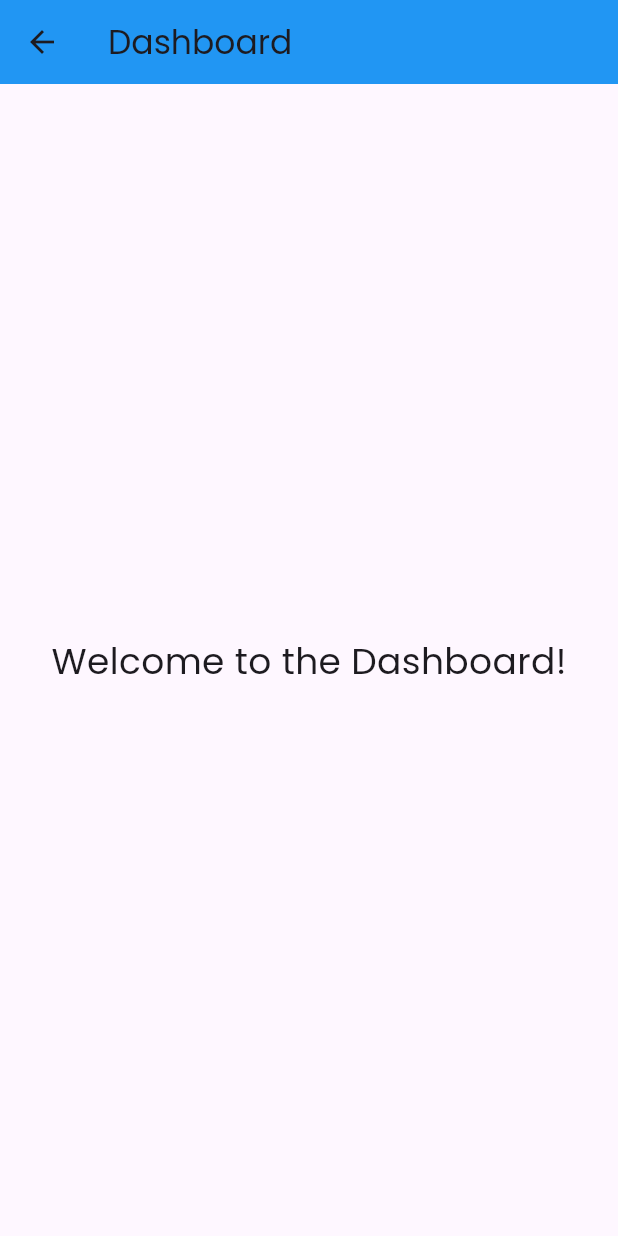
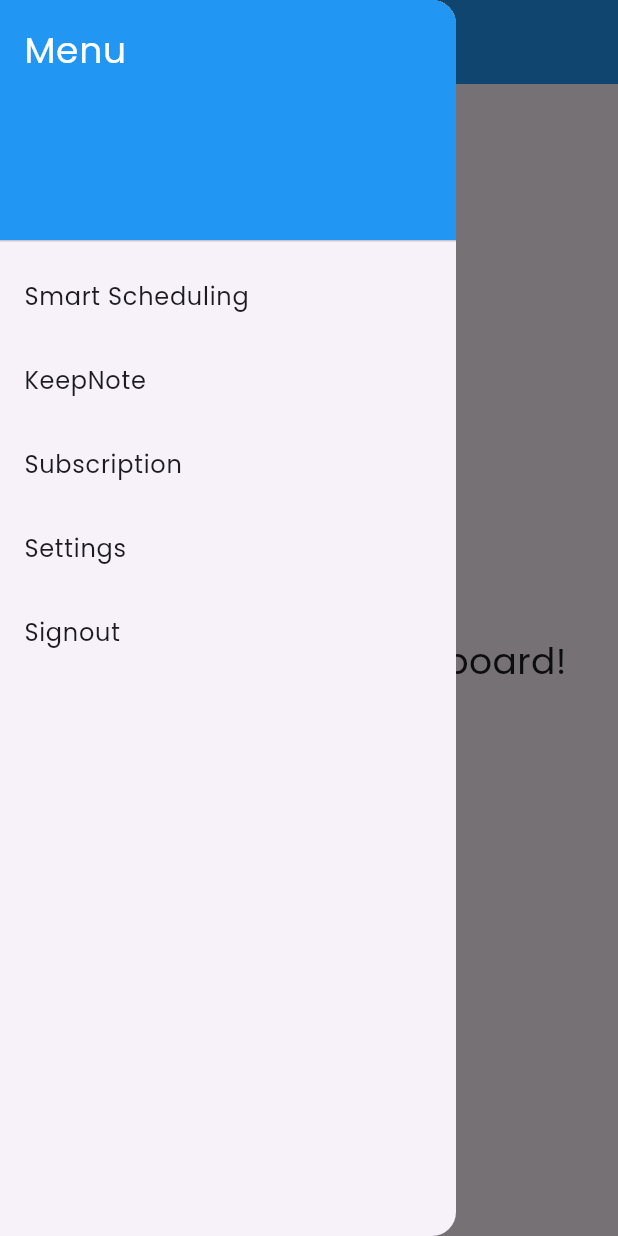
Before and after one commit to son1cleo/SchedulEase, a Flutter app: the DashboardScreen screen opened directly, with the side drawer open (before the commit the screen has no drawer), on a phone screen of 412 x 824 dp. Run offline on Flutter 3.47's test engine with Material 3 defaults, Android fonts, the phone set to English and light mode, and no system bars.

Commit message:
sidebar added

```diff
--- a/client/lib/screens/dashboard.dart
+++ b/client/lib/screens/dashboard.dart
@@ -1,4 +1,5 @@
 import 'package:flutter/material.dart';
+import 'package:client/responsive.dart'; // Make sure to import the Responsive class
 
 class DashboardScreen extends StatelessWidget {
   @override
@@ -8,6 +9,59 @@ class DashboardScreen extends StatelessWidget {
         title: Text('Dashboard'),
         backgroundColor: Colors.blue,
       ),
+      drawer: Responsive.isMobile(context) ||
+              Responsive.isTablet(context) ||
+              Responsive.isDesktop(context)
+          ? Drawer(
+              child: ListView(
+                padding: EdgeInsets.zero,
+                children: [
+                  DrawerHeader(
+                    decoration: BoxDecoration(
+                      color: Colors.blue,
+                    ),
+                    child: Text(
+                      'Menu',
+                      style: TextStyle(
+                        color: Colors.white,
+                        fontSize: 24,
+                      ),
+                    ),
+                  ),
+                  ListTile(
+                    title: Text('Smart Scheduling'),
+                    onTap: () {
+                      // Add navigation for Smart Scheduling
+                    },
+                  ),
+                  ListTile(
+                    title: Text('KeepNote'),
+                    onTap: () {
+                      // Add navigation for KeepNote
+                    },
+                  ),
+                  ListTile(
+                    title: Text('Subscription'),
+                    onTap: () {
+                      // Add navigation for Subscription
+                    },
+                  ),
+                  ListTile(
+                    title: Text('Settings'),
+                    onTap: () {
+                      // Add navigation for Settings
+                    },
+                  ),
+                  ListTile(
+                    title: Text('Signout'),
+                    onTap: () {
+                      // Add signout functionality
+                    },
+                  ),
+                ],
+              ),
+            )
+          : null, // No drawer on desktop view
       body: Center(
         child: Text(
           'Welcome to the Dashboard!',
```
